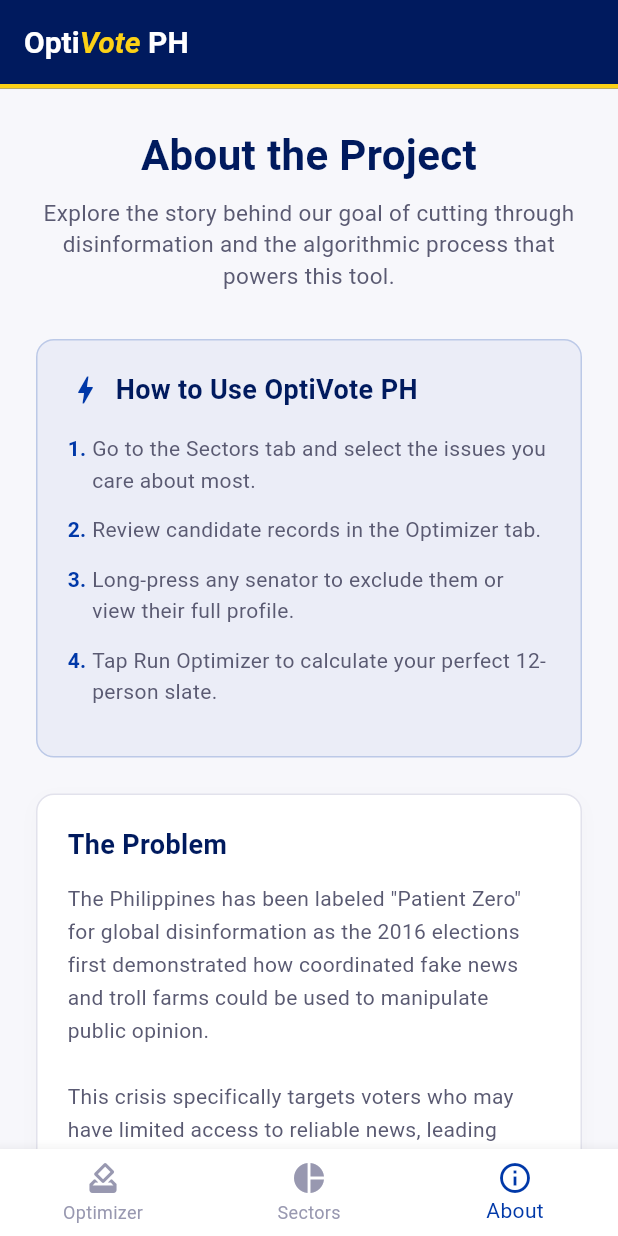
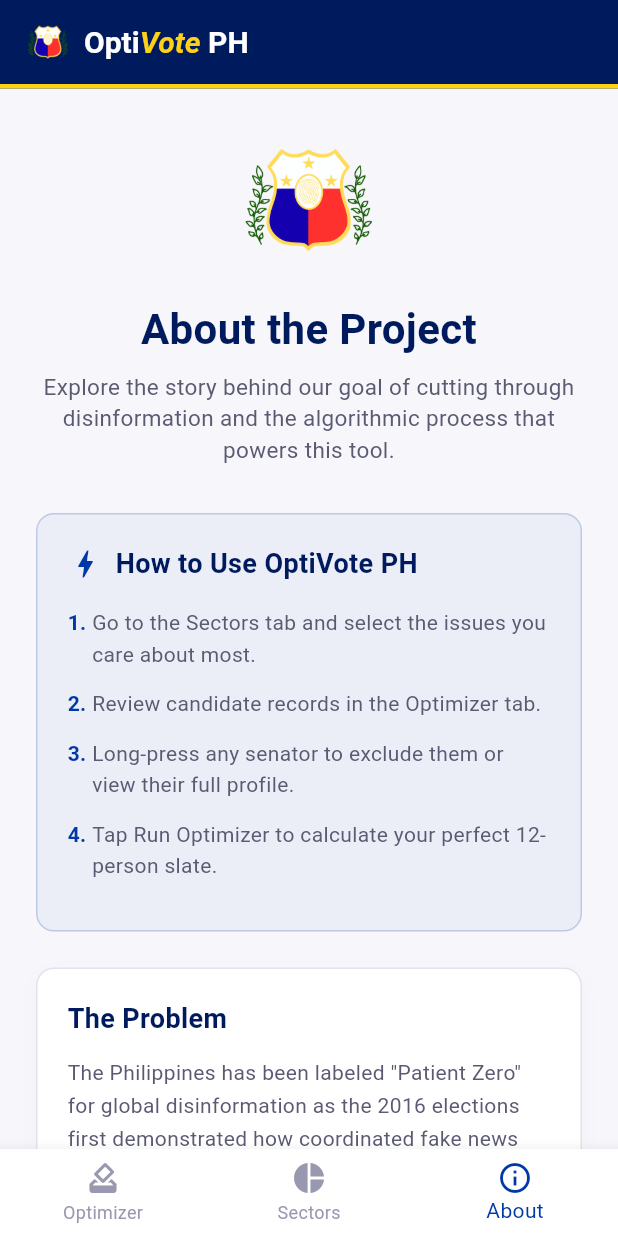
Before and after one commit to Romar-jpg/optivote_ph_mobile_prototype, a Flutter app: the screen it shows after launch, item 3 of the bottom bar chosen, on a phone screen of 412 x 824 dp. Run offline on Flutter 3.47's test engine with Material 3 defaults, Android fonts, the phone set to English and light mode, and no system bars; our stand-ins replace csv.

Commit message:
update launcher icon and in-app icon

```diff
--- a/lib/main.dart
+++ b/lib/main.dart
@@ -189,7 +189,15 @@
       backgroundColor: AppColors.surface,
       appBar: AppBar(
         backgroundColor: AppColors.navy,
-        title: RichText(
+        title: Row(
+          children: [
+            Image.asset(
+              'assets/OVPH-transparent.png',
+              height: 32,
+              errorBuilder: (context, error, stackTrace) => const SizedBox.shrink(),
+            ),
+            const SizedBox(width: 8),
+            RichText(
               text: const TextSpan(
                 style: TextStyle(
                   fontSize: 20,
@@ -208,6 +216,8 @@
                   TextSpan(text: 'PH'),
                 ],
               ),
+            ),
+          ],
         ),
         bottom: PreferredSize(
           preferredSize: const Size.fromHeight(3.0),
@@ -891,6 +901,13 @@
           Center(
             child: Column(
               children: [
+                Image.asset(
+                  'assets/OVPH-transparent.png',
+                  height: 100,
+                  fit: BoxFit.contain,
+                  errorBuilder: (context, error, stackTrace) => const SizedBox.shrink(),
+                ),
+                const SizedBox(height: 16),
                 const Text(
                   "About the Project",
                   textAlign: TextAlign.center,
```
Also changed, not shown: pubspec.yaml (+10 -1 lines), pubspec.lock, 28 other files. Lines whose indentation alone changed are shown as unchanged.
